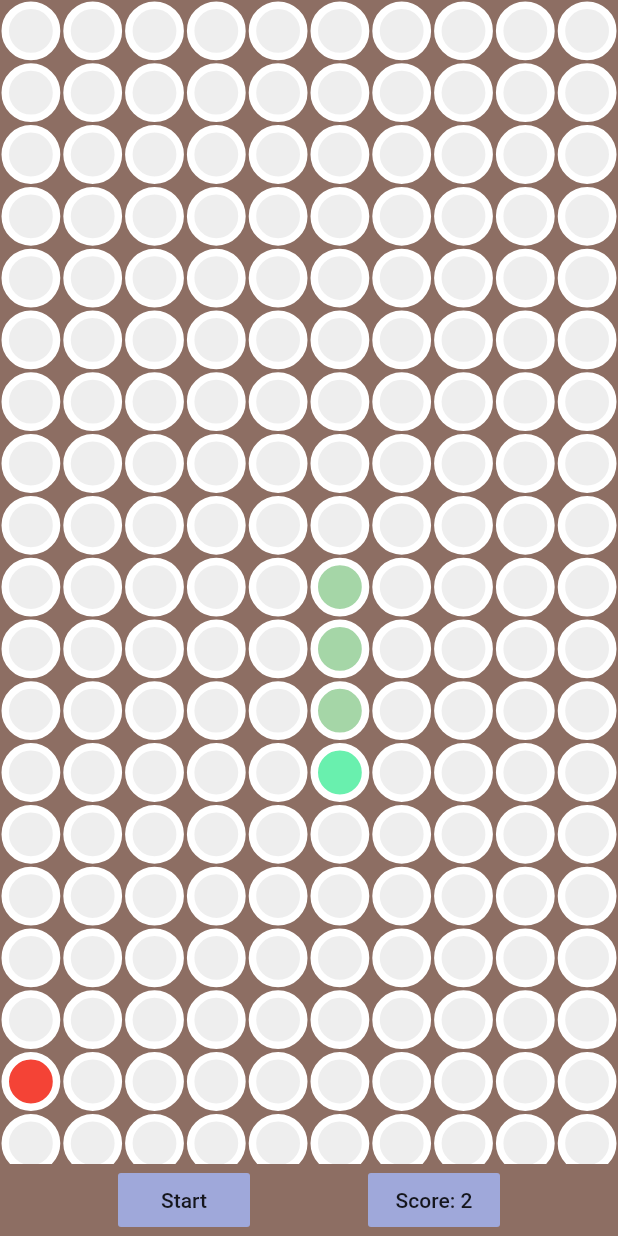
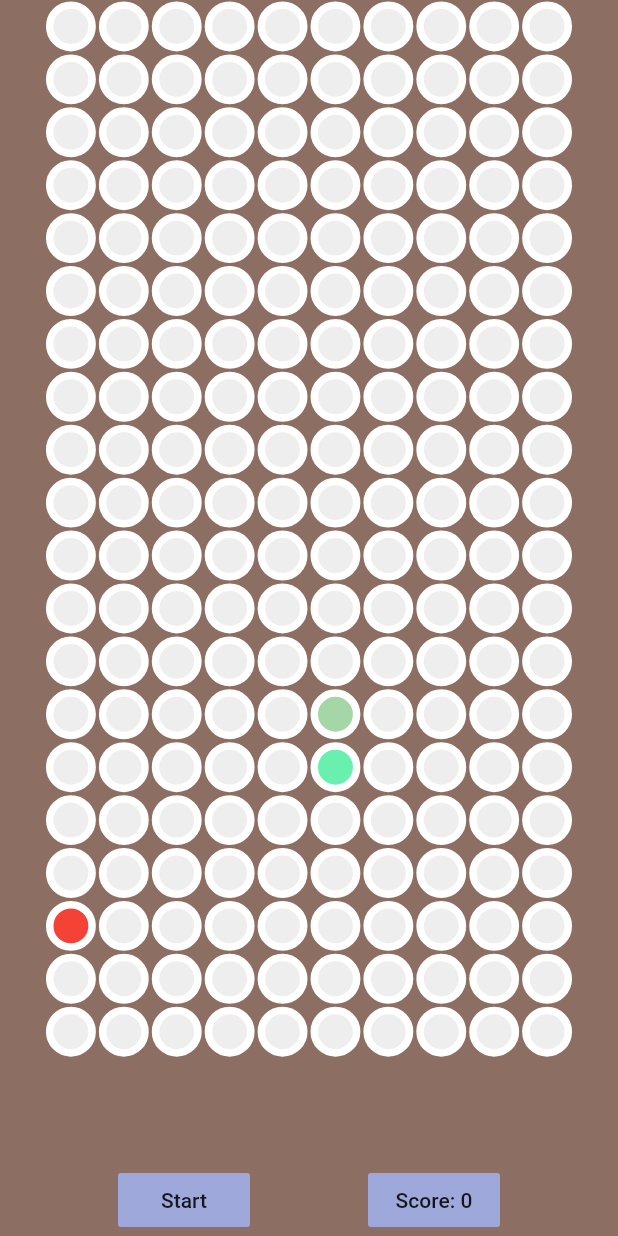
Before and after one commit to blong005/GameLibrary, a Flutter app: the SnakeApp screen opened directly, after a tap on "Start", on a phone screen of 412 x 824 dp. Run offline on Flutter 3.47's test engine with Material 2 defaults, Android fonts, the phone set to English and light mode, and no system bars; network calls fail.

Commit message:
Fixed Aspect Ratio to not cut off Bottom Row via child: Align(). checkSelfCrash() still not correctly implemented yet.

```diff
--- a/lib/pages/Snake.dart
+++ b/lib/pages/Snake.dart
@@ -32,7 +32,7 @@ class _SnakeAppState extends State<SnakeApp> {
   var randomGenerator = Random();
 
   void startGame(){
-    const duration = Duration(milliseconds: 500);       //movement speed
+    const duration = Duration(milliseconds: 300);       //movement speed
     snake = [
       [(numSquaresRow / 2).floor(), (numSquaresCol / 2).floor()]    //snake head
     ];
@@ -43,9 +43,50 @@ class _SnakeAppState extends State<SnakeApp> {
     inGame = true;
     Timer.periodic(duration,(Timer timer) {
       moveSnake();
+      if(checkCrash()){
+        timer.cancel();
+        endGame();
+      }
     });
   }
 
+  bool checkCrash(){                //checks for game ending conditions
+    if(
+      !inGame ||                    //in game flag not high
+      snake.first[1] < 0 ||                     //snake head not in vertical boundary
+      snake.first[1] > numSquaresCol - 1  ||
+      snake.first[0] < 0 ||                     //snake head not in horizontal boundary
+      snake.first[0] > numSquaresRow - 1  ||
+      checkSelfCrash()                          //snake crashes into body
+      ){
+      return true;
+    }
+    return false;
+  }
+
+  bool checkSelfCrash(){//snake.add([snake.first[0], snake.first[1] - 1]);
+    bool isBody = false;
+
+    for(int i = 0; i < snake.length; i++ ){
+      if (isBody){
+        return true;
+      }
+    }
+    return false;
+  }
+
+  void endGame(){
+    inGame = false;
+
+    showDialog(context: context,
+    builder: (BuildContext context){
+      return AlertDialog(
+        title: Text('Game Over'),
+        content: Text('Score: ${snake.length - 2}',
+        style: TextStyle(fontSize: 20))
+      );
+    });
+  }
   void moveSnake(){
     setState(() {
       switch(direction){
@@ -65,6 +106,12 @@ class _SnakeAppState extends State<SnakeApp> {
         snake.insert(0, [snake.first[0], snake.first[1] + 1]);
         break;
       }
+
+      if(snake.first[0] != apple[0] || snake.first[1] != apple[1]){
+        snake.removeLast();
+      }
+      else{spawnApple();}
+
     });
   }
 
@@ -102,8 +149,10 @@ class _SnakeAppState extends State<SnakeApp> {
                 direction = 'left';
               }
             },
+            child: Align(
+              alignment: Alignment.bottomCenter,
                 child: AspectRatio(
-              aspectRatio: numSquaresRow / numSquaresCol ,             //Aspect Ratio: width / height , uses double
+                aspectRatio: numSquaresRow / (numSquaresCol + 2) ,             //Aspect Ratio: width / height , uses double
                 child: GridView.builder(
                   physics: NeverScrollableScrollPhysics(),
                   gridDelegate: SliverGridDelegateWithFixedCrossAxisCount(
@@ -162,6 +211,7 @@ class _SnakeAppState extends State<SnakeApp> {
                     );
                   }
                 ),
+              ),
             )
           )
         ),
```
Lines whose indentation alone changed are shown as unchanged.
